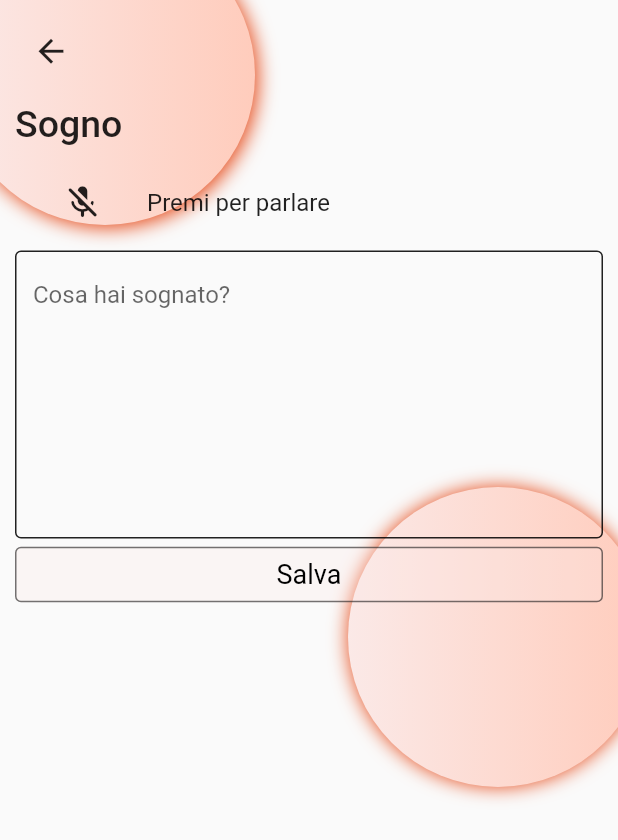
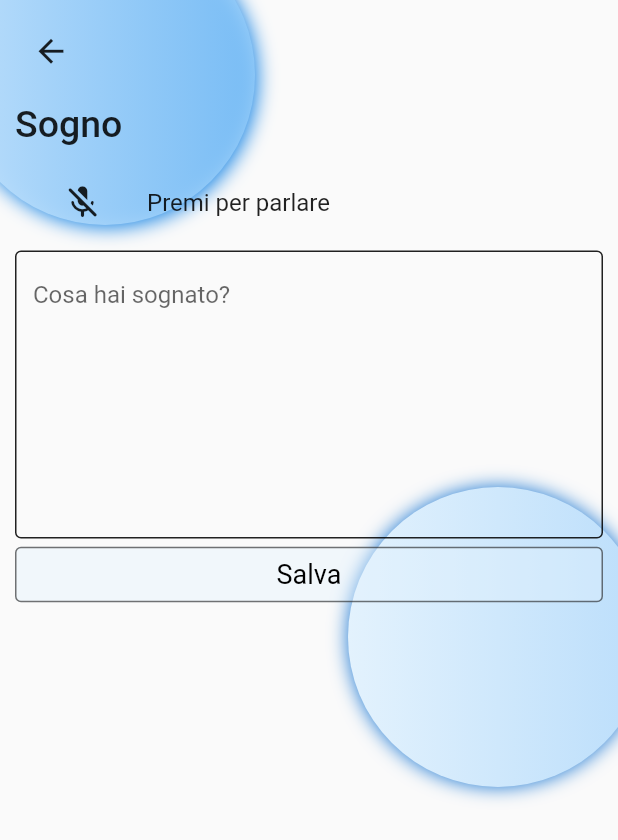
Before and after one commit to luca-fuligni-unicam/sogniario, a Flutter app: the AddDream screen opened by its route, on a phone screen of 412 x 824 dp. Shown: the top 840 px of the screen. Run offline on Flutter 3.47's test engine with Material 2 defaults, Android fonts, the phone set to English and light mode, and no system bars; our stand-ins replace flutter_custom_clippers, flutter_swiper, hive, hive_flutter, page_transition, speech_to_text and 1 more; missing offline and left inert: flutter_rounded_date_picker; accounts and stored records are empty.

Commit message:
Changed some colors.

```diff
--- a/frontend/lib/views/add_dream.dart
+++ b/frontend/lib/views/add_dream.dart
@@ -105,9 +105,9 @@ class _AddDreamState extends State<AddDream> {
                   height: 200,
                   width: 200,
                   offset: Offset(2, 2),
-                  shadow: Colors.deepOrange.shade700,
-                  gradientOne: Colors.deepOrange.shade50,
-                  gradientTwo: Colors.deepOrange.shade100,
+                  shadow: Colors.blue.shade600,
+                  gradientOne: Colors.blue.shade100,
+                  gradientTwo: Colors.blue.shade200.withOpacity(0.8),
                 ),
               ),
 
@@ -118,9 +118,9 @@ class _AddDreamState extends State<AddDream> {
                   height: 200,
                   width: 200,
                   offset: Offset(0, 0),
-                  shadow: Colors.deepOrange.shade700,
-                  gradientOne: Colors.deepOrange.shade50,
-                  gradientTwo: Colors.deepOrange.shade100,
+                  shadow: Colors.blue.shade700,
+                  gradientOne: Colors.blue.shade50,
+                  gradientTwo: Colors.blue.shade100,
                 ),
               ),
 
@@ -185,8 +185,8 @@ class _AddDreamState extends State<AddDream> {
 
                     SogniarioButton(
                       child: Text('Salva'),
-                      background: Colors.deepOrange.shade50.withOpacity(0.3),
-                      overlay: Colors.deepOrange.shade50.withOpacity(0.6),
+                      background: Colors.blue.shade50.withOpacity(0.4),
+                      overlay: Colors.blue.shade50.withOpacity(0.8),
                       onPressed: () {
 
                         if (dreamController.text.isEmpty) {
```
Also changed, not shown: frontend/lib/views/home.dart (+5 -5 lines), frontend/lib/widgets/info_page.dart (+6 -6 lines).
